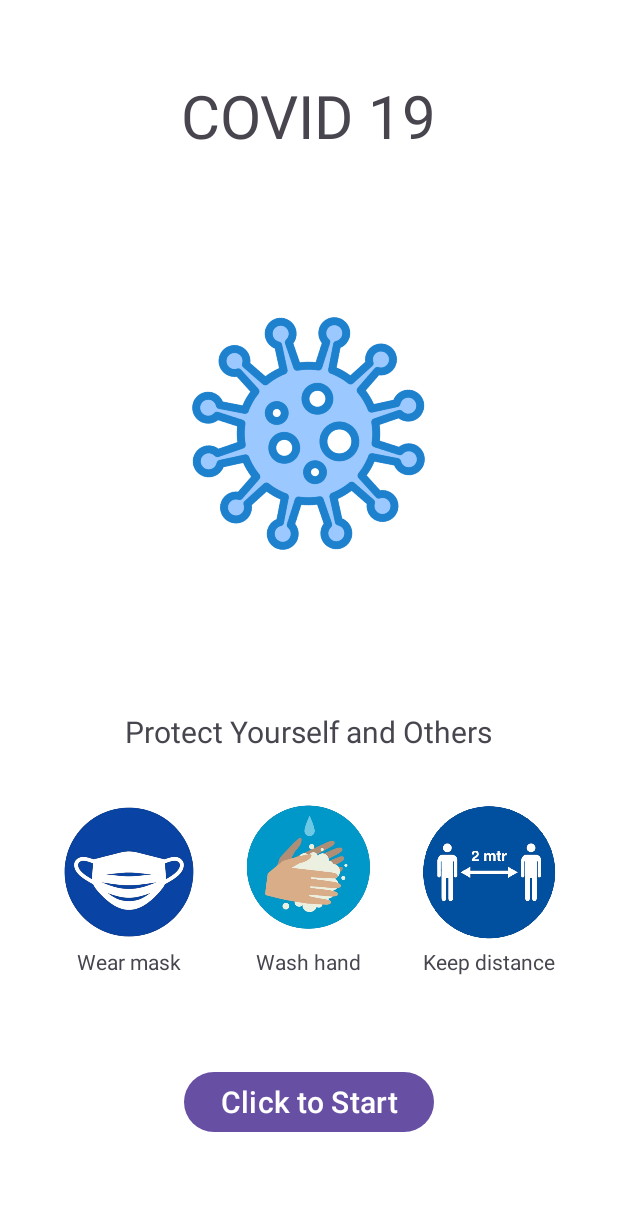
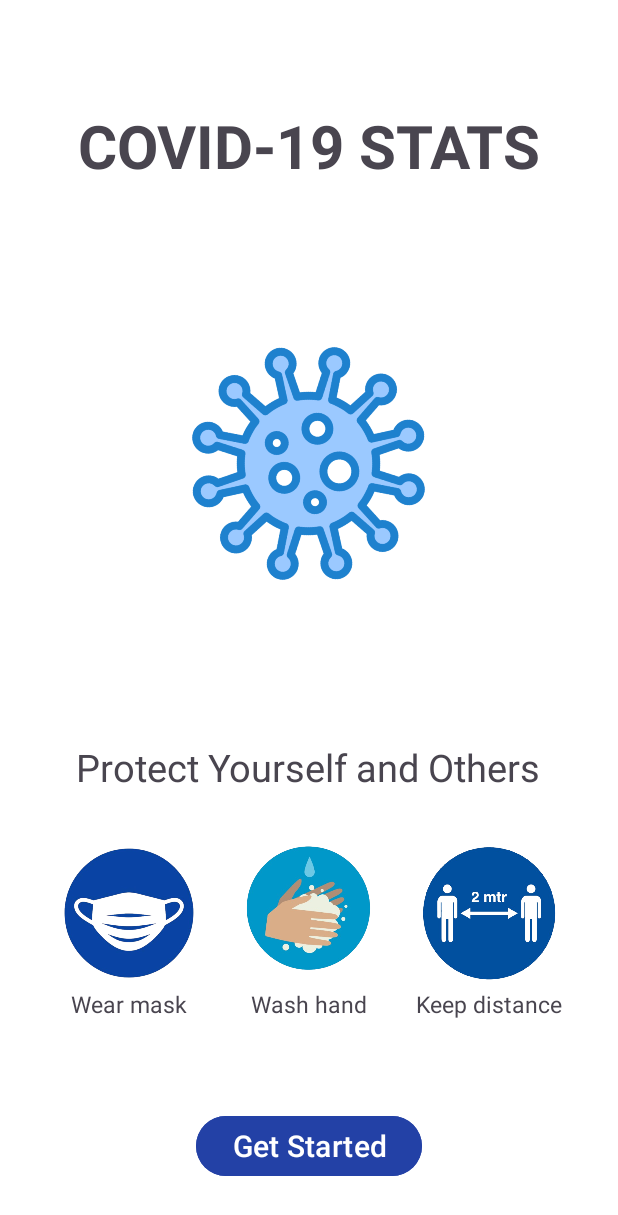
Before and after one commit to Hung1609/COVID-19-stats, an Android app: the screen it shows after launch (StartScreen), on a phone screen of 412 x 824 dp. Shown: the top 1215 px of the screen. Run offline under Robolectric (Android 15) with nearby library versions, the phone set to English and light mode, and no system bars.

Commit message:
Update StartScreen - text & margin

```diff
--- a/COVID19_V2/app/src/main/res/layout/activity_start_screen.xml
+++ b/COVID19_V2/app/src/main/res/layout/activity_start_screen.xml
@@ -10,9 +10,10 @@
         android:layout_width="wrap_content"
         android:layout_height="wrap_content"
         android:layout_gravity="center"
-        android:layout_marginTop="50dp"
+        android:layout_marginTop="70dp"
         android:text="@string/app_name"
-        android:textSize="40sp" />
+        android:textSize="40sp"
+        android:textStyle="bold"/>
 
     <ImageView
         android:id="@+id/splashImage"
@@ -28,7 +29,7 @@
         android:layout_gravity="center"
         android:layout_marginTop="100dp"
         android:text="@string/protect_yourself"
-        android:textSize="20sp" />
+        android:textSize="25sp" />
 
     <LinearLayout
         android:layout_width="wrap_content"
@@ -54,7 +55,8 @@
                 android:layout_width="wrap_content"
                 android:layout_height="wrap_content"
                 android:layout_gravity="center"
-                android:text="@string/wear_mask" />
+                android:text="@string/wear_mask"
+                android:textSize="15sp"/>
         </LinearLayout>
 
         <LinearLayout
@@ -73,7 +75,8 @@
                 android:layout_width="wrap_content"
                 android:layout_height="wrap_content"
                 android:layout_gravity="center"
-                android:text="@string/wash_hand" />
+                android:text="@string/wash_hand"
+                android:textSize="15sp"/>
         </LinearLayout>
 
         <LinearLayout
@@ -92,7 +95,8 @@
                 android:layout_width="wrap_content"
                 android:layout_height="wrap_content"
                 android:layout_gravity="center"
-                android:text="@string/keep_distance" />
+                android:text="@string/keep_distance"
+                android:textSize="15sp"/>
         </LinearLayout>
     </LinearLayout>
 
@@ -102,5 +106,6 @@
         android:layout_height="wrap_content"
         android:layout_gravity="center"
         android:textSize="20sp"
-        android:text="@string/startBtn" />
+        android:text="@string/startBtn"
+        android:backgroundTint="#2341a6"/>
 </LinearLayout>
--- a/COVID19_V2/app/src/main/res/values/strings.xml
+++ b/COVID19_V2/app/src/main/res/values/strings.xml
@@ -1,11 +1,11 @@
 <resources>
-    <string name="app_name">COVID 19</string>
+    <string name="app_name">COVID-19 STATS</string>
 
     <string name="protect_yourself">Protect Yourself and Others</string>
     <string name="wear_mask">Wear mask</string>
     <string name="wash_hand">Wash hand</string>
     <string name="keep_distance">Keep distance</string>
-    <string name="startBtn">Click to Start</string>
+    <string name="startBtn">Get Started</string>
     <string name="active">Active</string>
     <string name="recovered">Recovered</string>
     <string name="total">Total</string>
```
